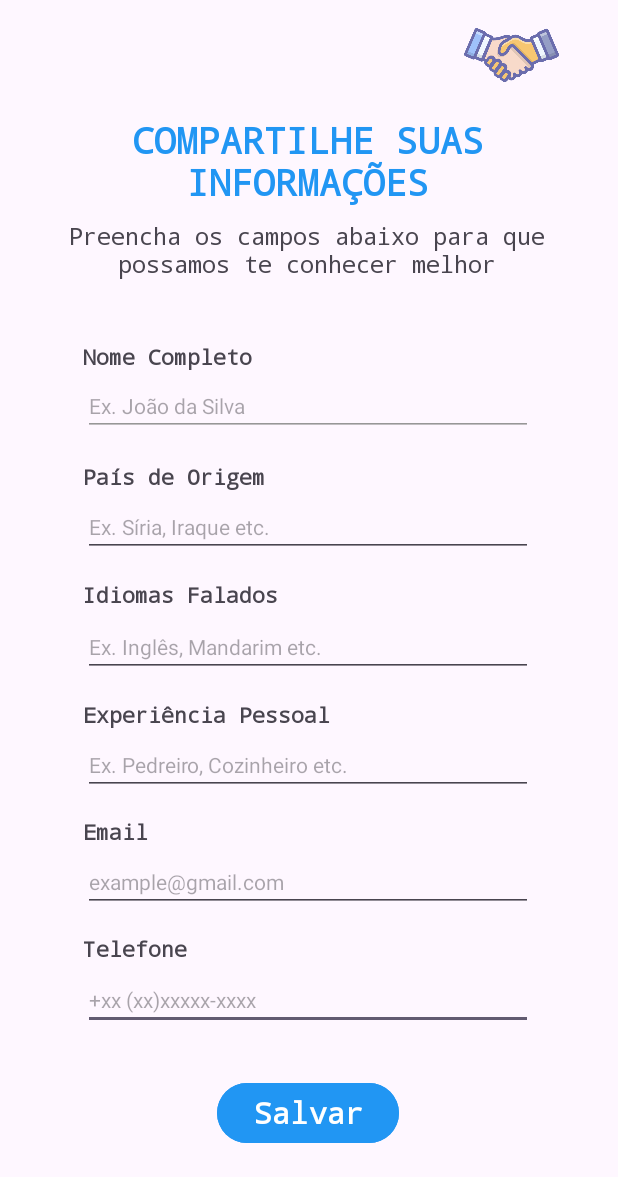
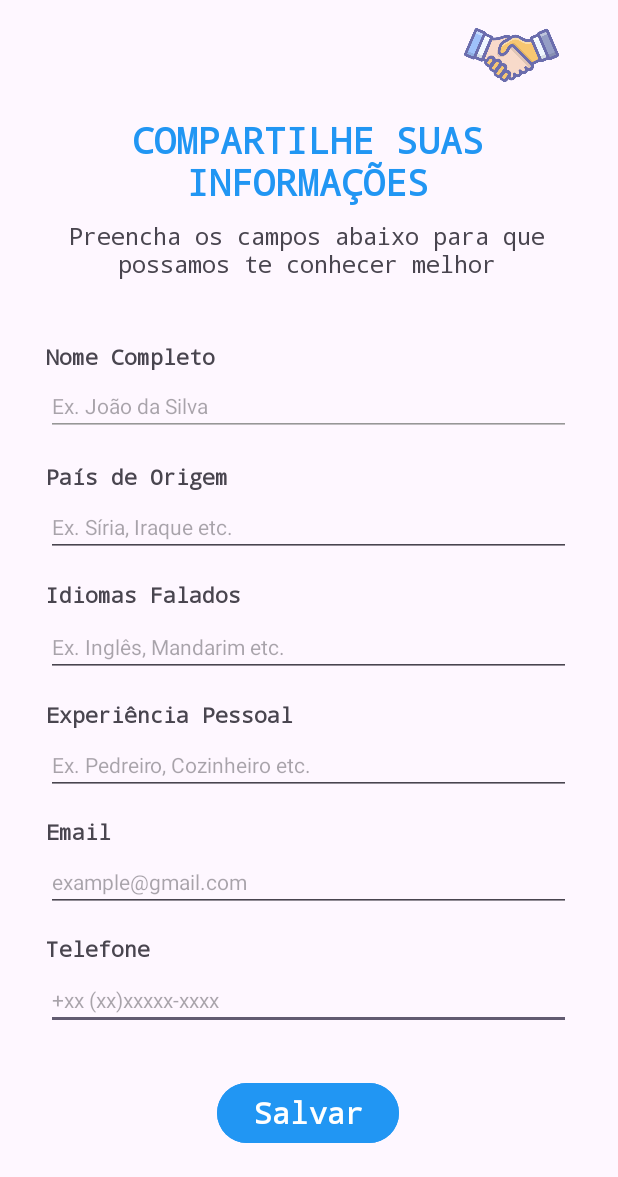
Before and after one commit to ital01/KotlinCrud, an Android app: the RegisterActivity screen opened directly, with no data from a screen before it, on a phone screen of 412 x 824 dp, the part 59-1236 px from its top. Run offline under Robolectric (Android 15) with nearby library versions, the phone set to English and light mode, and no system bars.

Commit message:
fix: input width

```diff
--- a/app/src/main/res/layout/activity_register.xml
+++ b/app/src/main/res/layout/activity_register.xml
@@ -10,7 +10,7 @@
 
     <TextView
         android:id="@+id/textView26"
-        android:layout_width="300dp"
+        android:layout_width="350dp"
         android:layout_height="10dp"
         app2:layout_constraintBottom_toBottomOf="parent"
         app2:layout_constraintEnd_toEndOf="parent"
@@ -21,7 +21,7 @@
 
     <TextView
         android:id="@+id/textView23"
-        android:layout_width="300dp"
+        android:layout_width="350dp"
         android:layout_height="10dp"
         app2:layout_constraintBottom_toBottomOf="parent"
         app2:layout_constraintEnd_toEndOf="parent"
@@ -32,7 +32,7 @@
 
     <TextView
         android:id="@+id/phone_label"
-        android:layout_width="300dp"
+        android:layout_width="350dp"
         android:layout_height="wrap_content"
         android:fontFamily="monospace"
         android:text="@string/hint_phone"
@@ -46,7 +46,7 @@
 
     <EditText
         android:id="@+id/register_phone_input"
-        android:layout_width="300dp"
+        android:layout_width="350dp"
         android:layout_height="40dp"
         android:autofillHints=""
         android:ems="10"
@@ -62,7 +62,7 @@
 
     <EditText
         android:id="@+id/register_name_input"
-        android:layout_width="300dp"
+        android:layout_width="350dp"
         android:layout_height="40dp"
         android:autofillHints=""
         android:backgroundTint="#979797"
@@ -79,7 +79,7 @@
 
     <TextView
         android:id="@+id/name_label"
-        android:layout_width="300dp"
+        android:layout_width="350dp"
         android:layout_height="wrap_content"
         android:fontFamily="monospace"
         android:text="@string/complete_name_hint"
@@ -93,7 +93,7 @@
 
     <TextView
         android:id="@+id/textView25"
-        android:layout_width="300dp"
+        android:layout_width="350dp"
         android:layout_height="10dp"
         app2:layout_constraintBottom_toBottomOf="parent"
         app2:layout_constraintEnd_toEndOf="parent"
@@ -104,7 +104,7 @@
 
     <EditText
         android:id="@+id/register_personal_experience_input"
-        android:layout_width="300dp"
+        android:layout_width="350dp"
         android:layout_height="40dp"
         android:autofillHints=""
         android:ems="10"
@@ -120,7 +120,7 @@
 
     <TextView
         android:id="@+id/personal_experience_label"
-        android:layout_width="300dp"
+        android:layout_width="350dp"
         android:layout_height="wrap_content"
         android:fontFamily="monospace"
         android:text="@string/personal_experience_hint"
@@ -134,7 +134,7 @@
 
     <TextView
         android:id="@+id/email_label"
-        android:layout_width="300dp"
+        android:layout_width="350dp"
         android:layout_height="wrap_content"
         android:fontFamily="monospace"
         android:text="@string/hint_email"
@@ -148,7 +148,7 @@
 
     <TextView
         android:id="@+id/textView22"
-        android:layout_width="300dp"
+        android:layout_width="350dp"
         android:layout_height="10dp"
         app2:layout_constraintBottom_toBottomOf="parent"
         app2:layout_constraintEnd_toEndOf="parent"
@@ -159,7 +159,7 @@
 
     <TextView
         android:id="@+id/textView24"
-        android:layout_width="300dp"
+        android:layout_width="350dp"
         android:layout_height="10dp"
         app2:layout_constraintBottom_toBottomOf="parent"
         app2:layout_constraintEnd_toEndOf="parent"
@@ -170,7 +170,7 @@
 
     <EditText
         android:id="@+id/register_country_input"
-        android:layout_width="300dp"
+        android:layout_width="350dp"
         android:layout_height="40dp"
         android:autofillHints=""
         android:ems="10"
@@ -186,7 +186,7 @@
 
     <TextView
         android:id="@+id/country_label"
-        android:layout_width="300dp"
+        android:layout_width="350dp"
         android:layout_height="wrap_content"
         android:fontFamily="monospace"
         android:text="@string/country_hint"
@@ -200,7 +200,7 @@
 
     <EditText
         android:id="@+id/register_language_input"
-        android:layout_width="300dp"
+        android:layout_width="350dp"
         android:layout_height="40dp"
         android:autofillHints=""
         android:ems="10"
@@ -216,7 +216,7 @@
 
     <TextView
         android:id="@+id/language_label"
-        android:layout_width="300dp"
+        android:layout_width="350dp"
         android:layout_height="wrap_content"
         android:fontFamily="monospace"
         android:text="@string/languages_label_hint"
@@ -230,7 +230,7 @@
 
     <EditText
         android:id="@+id/register_email_input"
-        android:layout_width="300dp"
+        android:layout_width="350dp"
         android:layout_height="40dp"
         android:autofillHints=""
         android:ems="10"
```
